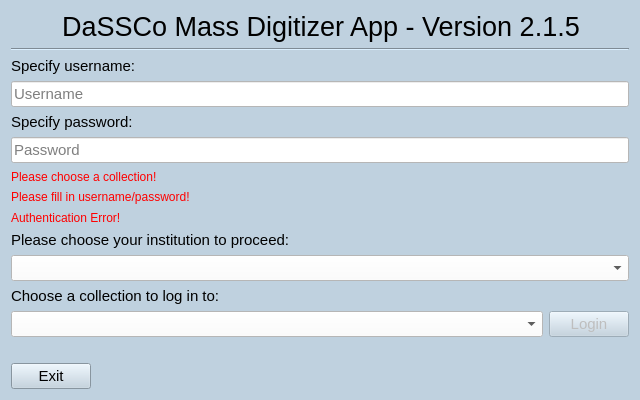
NHMDenmark/Mass-Digitizer, file MassDigitizer/ui/homescreen.ui: the form before one commit.
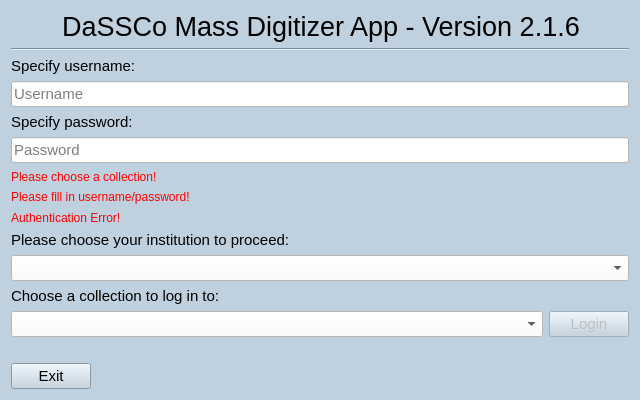
The form after the commit.

```diff
--- a/MassDigitizer/ui/homescreen.ui
+++ b/MassDigitizer/ui/homescreen.ui
@@ -61,7 +61,7 @@
       </font>
      </property>
      <property name="text">
-      <string>DaSSCo Mass Digitizer App - Version 2.1.5</string>
+      <string>DaSSCo Mass Digitizer App - Version 2.1.6</string>
      </property>
      <property name="alignment">
       <set>Qt::AlignmentFlag::AlignCenter</set>
```
